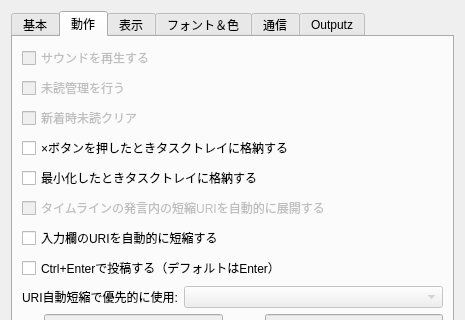
Qt form settingdialog.ui (plus7/Qween) before a commit; both pictures show x 0 to 465 and y 0 to 320 of the 465 by 571 pixel window.
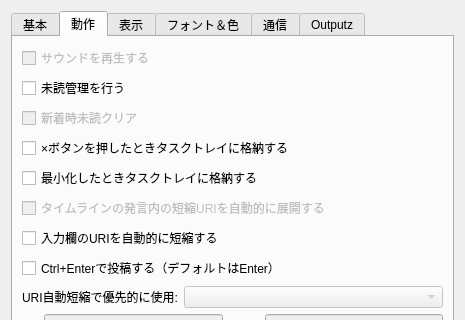
The same form after that commit. The open tabs and pages were chosen to show the change.

What changed in the file:
```diff
--- a/settingdialog.ui
+++ b/settingdialog.ui
@@ -260,7 +260,7 @@
          <item>
           <widget class="QCheckBox" name="chkManageUnread">
            <property name="enabled">
-            <bool>false</bool>
+            <bool>true</bool>
            </property>
            <property name="text">
             <string>未読管理を行う</string>
```
Left out of the diff: 2 changed lines with no effect on the pictures.
